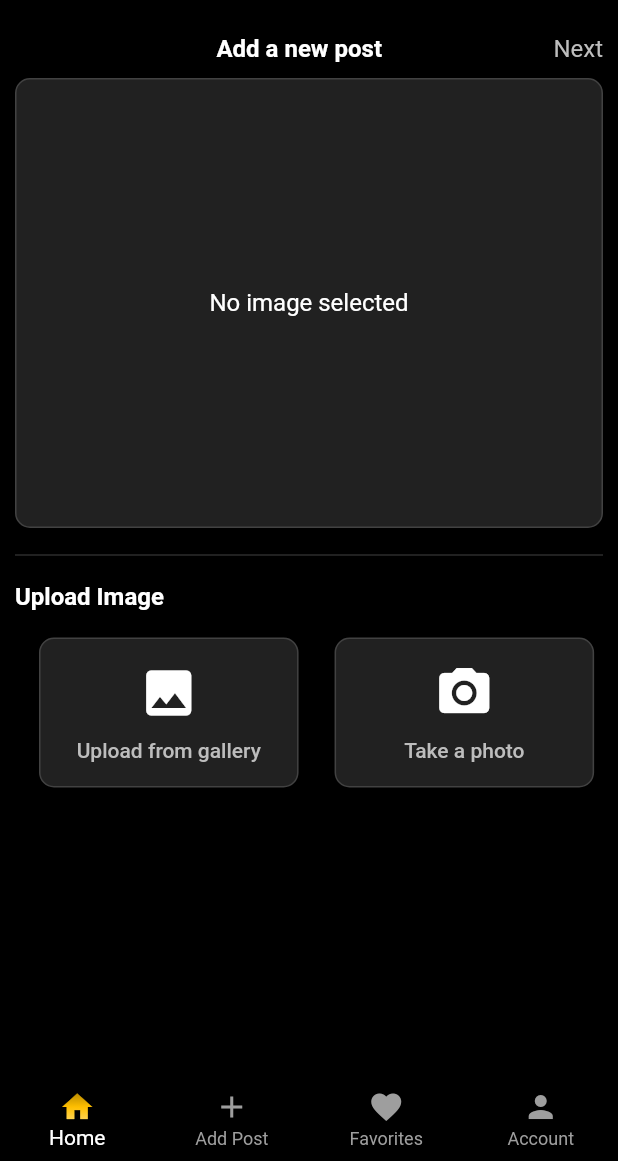
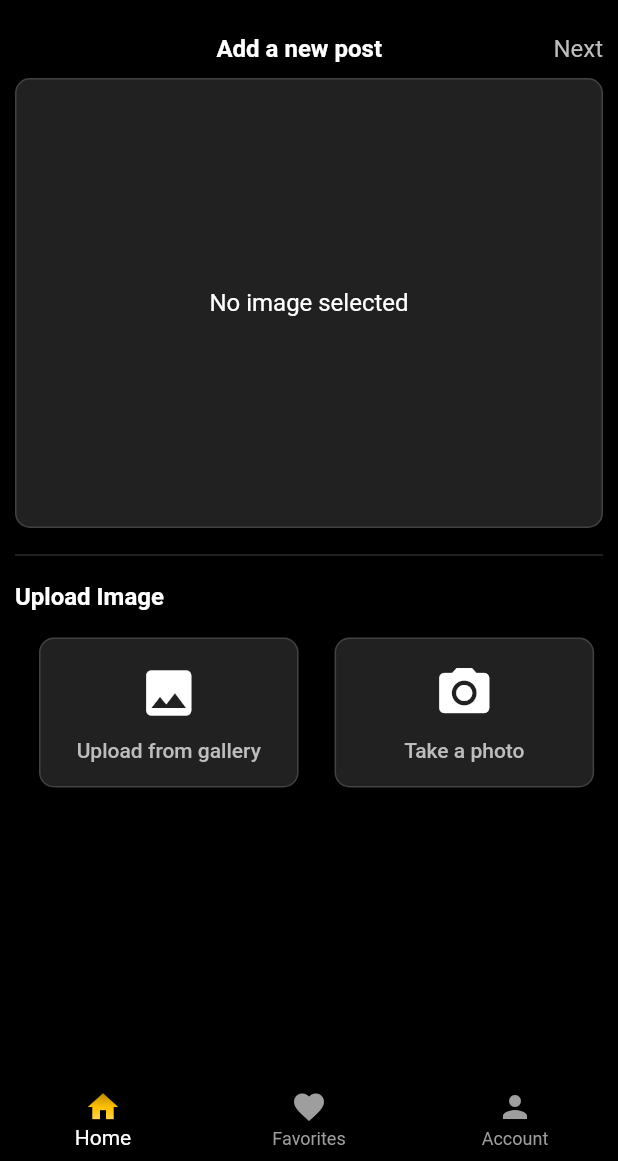
Before and after one commit to skittlesaur/cleotour, a Flutter app: the screen it shows once a user with an empty profile is signed in, after a tap on the "add" icon, on a phone screen of 412 x 824 dp, the part 75-1236 px from its top. Run offline on Flutter 3.47's test engine with Material 2 defaults, Android fonts, the phone set to English and light mode, and no system bars; our stand-ins replace cached_network_image, carousel_slider, cloud_firestore, firebase_auth, firebase_core, firebase_storage and 1 more; accounts and stored records are empty; network calls fail.

Commit message:
remove add post in navigation

```diff
--- a/lib/main.dart
+++ b/lib/main.dart
@@ -8,18 +8,17 @@ import 'package:flutter/material.dart';
 import 'package:firebase_auth/firebase_auth.dart';
 import 'package:firebase_core/firebase_core.dart';
 
-import 'screens/add-post.dart';
 import 'screens/home.dart';
 
 Future main() async {
   WidgetsFlutterBinding.ensureInitialized();
   await Firebase.initializeApp(
-      // options: FirebaseOptions(
-      //     appId: '1:277688353042:android:95f586db4aa1556a3a33cb',
-      //     apiKey: 'AIzaSyBha9BBSHOLFjkIBuKJOCinYYWCOqUV2Gk',
-      //     projectId: 'cleotour-8bd53',
-      //     messagingSenderId: '277688353042',
-      //     storageBucket: 'cleotour-8bd53.appspot.com/'),
+      options: FirebaseOptions(
+          appId: '1:277688353042:android:95f586db4aa1556a3a33cb',
+          apiKey: 'AIzaSyBha9BBSHOLFjkIBuKJOCinYYWCOqUV2Gk',
+          projectId: 'cleotour-8bd53',
+          messagingSenderId: '277688353042',
+          storageBucket: 'cleotour-8bd53.appspot.com/'),
       );
   runApp(MyApp());
 }
@@ -72,7 +71,6 @@ class _MyAppState extends State<MyApp> {
   Widget build(BuildContext context) {
     _screens = [
       HomeScreen(),
-      AddPostScreen(),
       FavoritesScreen(),
       getAccountOrLoginScreen(),
     ];
@@ -95,7 +93,7 @@ class _MyAppState extends State<MyApp> {
             padding: const EdgeInsets.symmetric(horizontal: 0),
             child: Column(
               children: [
-                _currentIndex != 3
+                _currentIndex != 2
                     ? TopBar(
                         changeAddingPost: changeAddingPost,
                         isAddingPost: _isAddingPost,
--- a/lib/widgets/bottom-navigation.dart
+++ b/lib/widgets/bottom-navigation.dart
@@ -27,9 +27,8 @@ class _BottomNavigation extends State<BottomNavigation> {
       backgroundColor: Colors.black,
       items: <BottomNavigationBarItem>[
         _buildNavItem(0, Icons.home, 'Home'),
-        _buildNavItem(1, Icons.add, 'Add Post'),
-        _buildNavItem(2, Icons.favorite, 'Favorites'),
-        _buildNavItem(3, Icons.person, 'Account'),
+        _buildNavItem(1, Icons.favorite, 'Favorites'),
+        _buildNavItem(2, Icons.person, 'Account'),
       ],
     );
   }
--- a/lib/widgets/user-chip.dart
+++ b/lib/widgets/user-chip.dart
@@ -30,7 +30,7 @@ class UserChip extends StatelessWidget {
             // hide the add post page just in case
             changeAddingPost(false);
             // then change the index
-            changeIndex(3);
+            changeIndex(2);
           },
           child: Row(
             children: [
```
